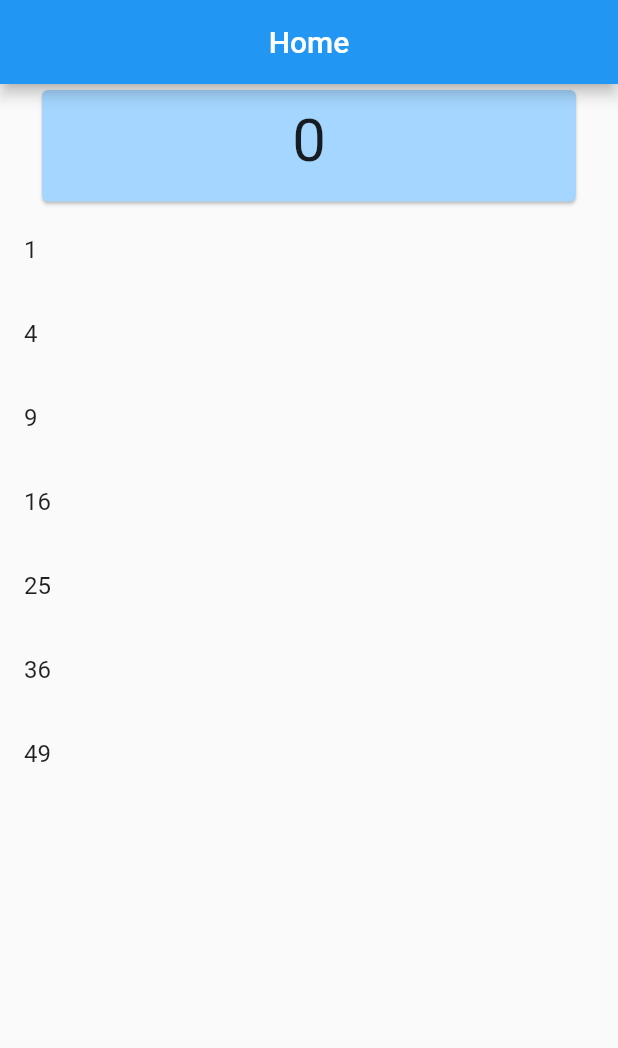
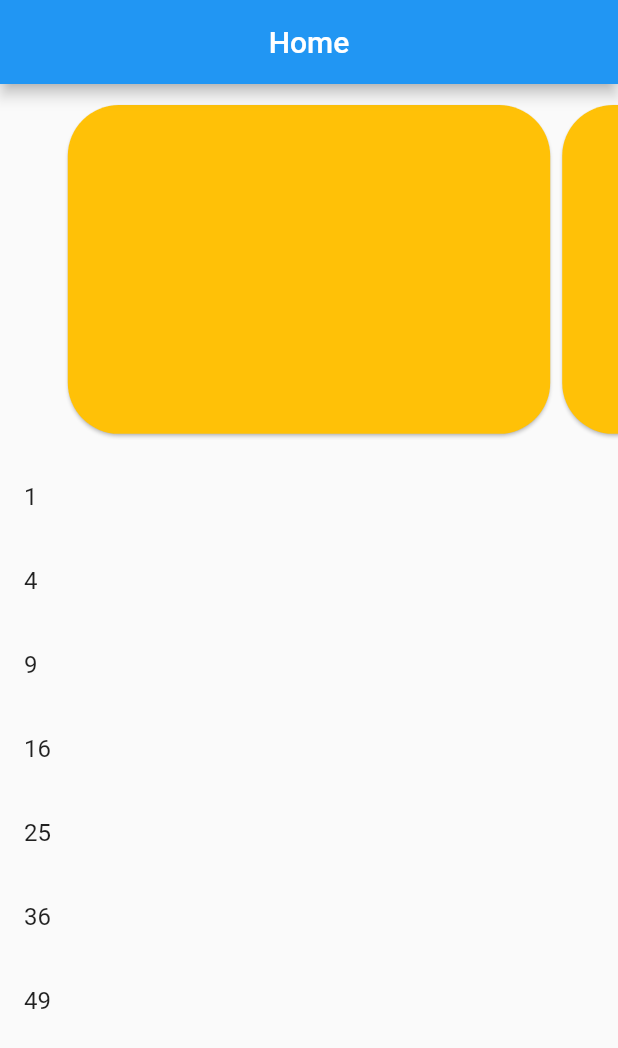
Before and after one commit to victormutuku/sample_app, a Flutter app: the screen it shows after launch, on a phone screen of 412 x 824 dp. Shown: the top 1048 px of the screen. Run offline on Flutter 3.47's test engine with Material 2 defaults, Android fonts, the phone set to English and light mode, and no system bars.

Commit message:
Completed the required task

```diff
--- a/lib/home.dart
+++ b/lib/home.dart
@@ -21,7 +21,7 @@ class _HomeScreenState extends State<HomeScreen> {
     controller = PageController(
       initialPage: currentpage,
       keepPage: false,
-      viewportFraction: 1,
+      viewportFraction: 0.8,
     );
     super.initState();
   }
@@ -63,7 +63,22 @@ class _HomeScreenState extends State<HomeScreen> {
         child: SingleChildScrollView(
           child: Column(
             children: [
-              AnimatedContainer(
+              myValue == 0
+                  ? Hero(
+                      tag: myValue,
+                      child: SizedBox(
+                        height: deviceHeight * 0.3,
+                        child: PageView.builder(
+                          itemCount: items.length,
+                          onPageChanged: (value) {},
+                          controller: controller,
+                          itemBuilder: (context, index) => builder(index),
+                        ),
+                      ),
+                    )
+                  : Hero(
+                      tag: myValue,
+                      child: AnimatedContainer(
                         duration: const Duration(milliseconds: 1000),
                         curve: Curves.easeInCubic,
                         height: containerHeight,
@@ -80,7 +95,8 @@ class _HomeScreenState extends State<HomeScreen> {
                                 mainAxisAlignment: MainAxisAlignment.center,
                                 children: [
                                   AnimatedContainer(
-                            duration: const Duration(milliseconds: 1000),
+                                    duration:
+                                        const Duration(milliseconds: 1000),
                                     height: containerHeight < 100 ? 10 : 100,
                                   ),
                                   Text(
@@ -90,18 +106,21 @@ class _HomeScreenState extends State<HomeScreen> {
                                   containerHeight < 100
                                       ? const SizedBox()
                                       : Row(
-                                  mainAxisAlignment: MainAxisAlignment.center,
+                                          mainAxisAlignment:
+                                              MainAxisAlignment.center,
                                           children: [
                                             OutlinedButton(
                                               onPressed: () {},
                                               style: OutlinedButton.styleFrom(
-                                        padding:
-                                            const EdgeInsets.only(right: 4),
+                                                padding: const EdgeInsets.only(
+                                                  right: 4,
+                                                ),
                                                 side: BorderSide.none,
                                               ),
                                               child: Row(
                                                 children: const [
-                                          Icon(Icons.play_arrow_outlined),
+                                                  Icon(Icons
+                                                      .play_arrow_outlined),
                                                   SizedBox(
                                                     width: 5,
                                                   ),
@@ -115,8 +134,9 @@ class _HomeScreenState extends State<HomeScreen> {
                                             OutlinedButton(
                                               onPressed: () {},
                                               style: OutlinedButton.styleFrom(
-                                        padding:
-                                            const EdgeInsets.only(right: 4),
+                                                padding: const EdgeInsets.only(
+                                                  right: 4,
+                                                ),
                                                 side: BorderSide.none,
                                               ),
                                               child: Row(
@@ -137,7 +157,10 @@ class _HomeScreenState extends State<HomeScreen> {
                           ),
                         ),
                       ),
-              SizedBox(
+                    ),
+              Hero(
+                tag: myValue,
+                child: SizedBox(
                   height: MediaQuery.of(context).size.height * 0.5,
                   child: ListView.builder(
                     itemCount: items.length,
@@ -157,10 +180,38 @@ class _HomeScreenState extends State<HomeScreen> {
                     },
                   ),
                 ),
+              ),
             ],
           ),
         ),
       ),
     );
   }
+
+  builder(int index) {
+    return AnimatedBuilder(
+      animation: controller,
+      builder: (context, child) {
+        double value = 1.0;
+        if (controller.position.haveDimensions) {
+          value = controller.page! - index;
+          value = (1 - (value.abs() * .4)).clamp(0.0, 1.0);
         }
+        return SizedBox(
+          height: Curves.easeOut.transform(value) * 400,
+          width: Curves.easeOut.transform(value) * 400,
+          child: child,
+        );
+      },
+      child: Container(
+        padding: const EdgeInsets.symmetric(vertical: 10),
+        child: Card(
+          shape: RoundedRectangleBorder(
+            borderRadius: BorderRadius.circular(34),
+          ),
+          color: Colors.amber,
+        ),
+      ),
+    );
+  }
+}
```
Lines whose indentation alone changed are shown as unchanged.
